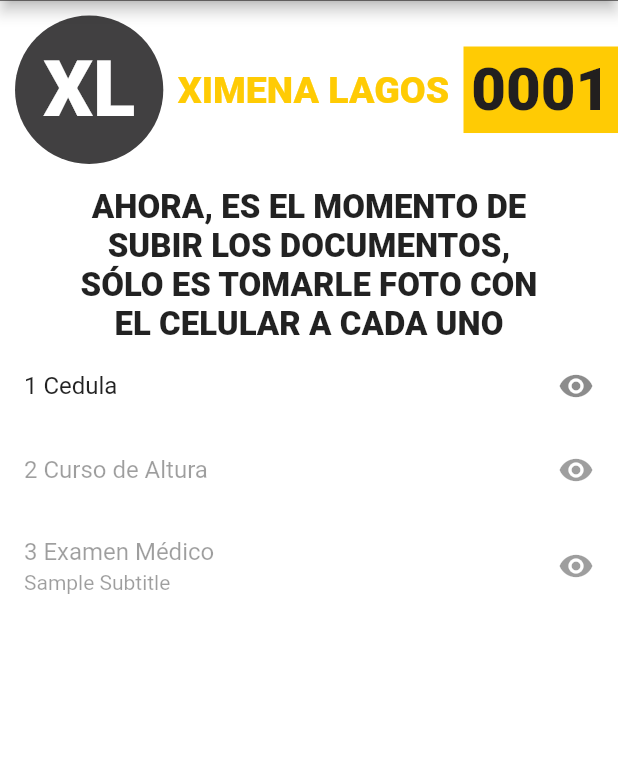
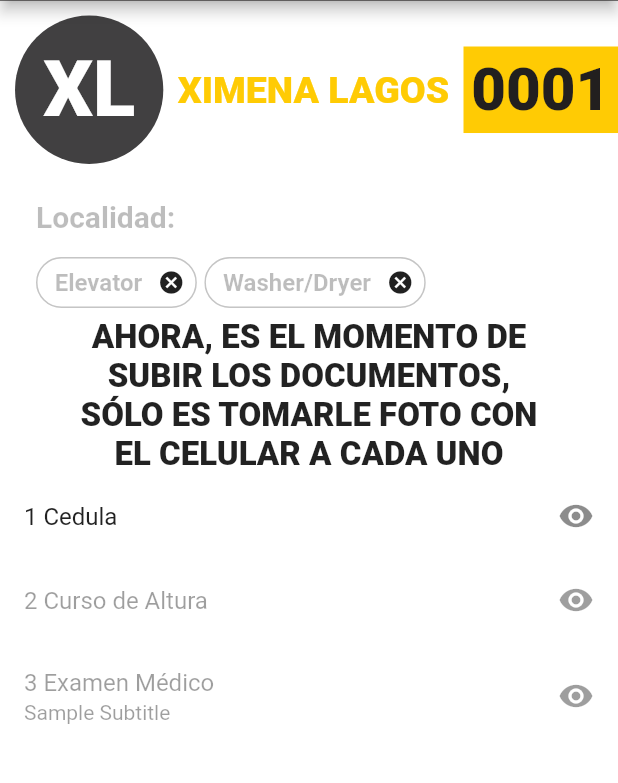
Before and after one commit to jsensunchop/Laborapp2, a Flutter app: the screen it shows after launch, on a phone screen of 412 x 824 dp, the part 123-906 px from its top. Run offline on Flutter 3.47's test engine with Material 2 defaults, Android fonts, the light colour scheme and no system bars; drawn by our look-alikes of auto_size_text; our stand-ins replace carousel_slider, flutter_rating_bar, flutter_screenutil, fluttertoast.

Commit message:
Documents screen modified #2, inpu

```diff
--- a/LaborappTrabajador-master/lib/Documents/documentsUploadDescription.dart
+++ b/LaborappTrabajador-master/lib/Documents/documentsUploadDescription.dart
@@ -1,6 +1,6 @@
 import 'package:flutter/material.dart';
-import 'package:flutter_screenutil/flutter_screenutil.dart';
 import 'package:auto_size_text/auto_size_text.dart';
+import 'filterChip.dart';
 
 class documentsUploadDescription extends StatelessWidget {
 
@@ -13,6 +13,34 @@ class documentsUploadDescription extends StatelessWidget {
           crossAxisAlignment: CrossAxisAlignment.center,
           textDirection: TextDirection.rtl,
           children: <Widget>[
+            Align
+              (
+              alignment: Alignment.centerLeft,
+              child: Padding(
+                padding: const EdgeInsets.all(8.0),
+                child: Text("Localidad:",
+                  style: TextStyle(color: Colors.black26,
+                      fontSize: 20,
+                      fontWeight: FontWeight.bold),),
+              ),
+            ),
+            Padding(
+              padding: const EdgeInsets.only(left:8.0),
+              child: Align
+                (
+                alignment: Alignment.centerLeft,
+                child: Container(
+                    child: Wrap(
+                      spacing: 5.0,
+                      runSpacing: 3.0,
+                      children: <Widget>[
+                        filterChipWidget(chipName: 'Elevator'),
+                        filterChipWidget(chipName: 'Washer/Dryer'),
+                      ],
+                    )
+                ),
+              ),
+            ),
             Row(
               mainAxisAlignment: MainAxisAlignment.center,
               children: <Widget>[
--- /dev/null
+++ b/LaborappTrabajador-master/lib/Documents/filterChip.dart
@@ -0,0 +1,34 @@
+import 'package:flutter/material.dart';
+
+
+class filterChipWidget extends StatefulWidget {
+  final String chipName;
+
+  filterChipWidget({Key key, this.chipName}) : super(key: key);
+
+  @override
+  _filterChipWidgetState createState() => _filterChipWidgetState();
+}
+
+class _filterChipWidgetState extends State<filterChipWidget> {
+  var _isSelected = false;
+
+  @override
+  Widget build(BuildContext context) {
+    return InputChip(
+      label: Text(widget.chipName),
+      labelStyle: TextStyle(color: Colors.black26,fontSize: 16.0,fontWeight: FontWeight.bold),
+      selected: _isSelected,
+      shape: StadiumBorder(side: BorderSide(color: Colors.black12),),
+      backgroundColor: Colors.white,
+      onSelected: (isSelected) {
+        setState(() {
+          _isSelected = isSelected;
+        });
+      },
+      onDeleted: (){
+
+      },
+      selectedColor: Color(0xffeadffd),);
+  }
+}
```
Also changed, not shown: 4 other files.
